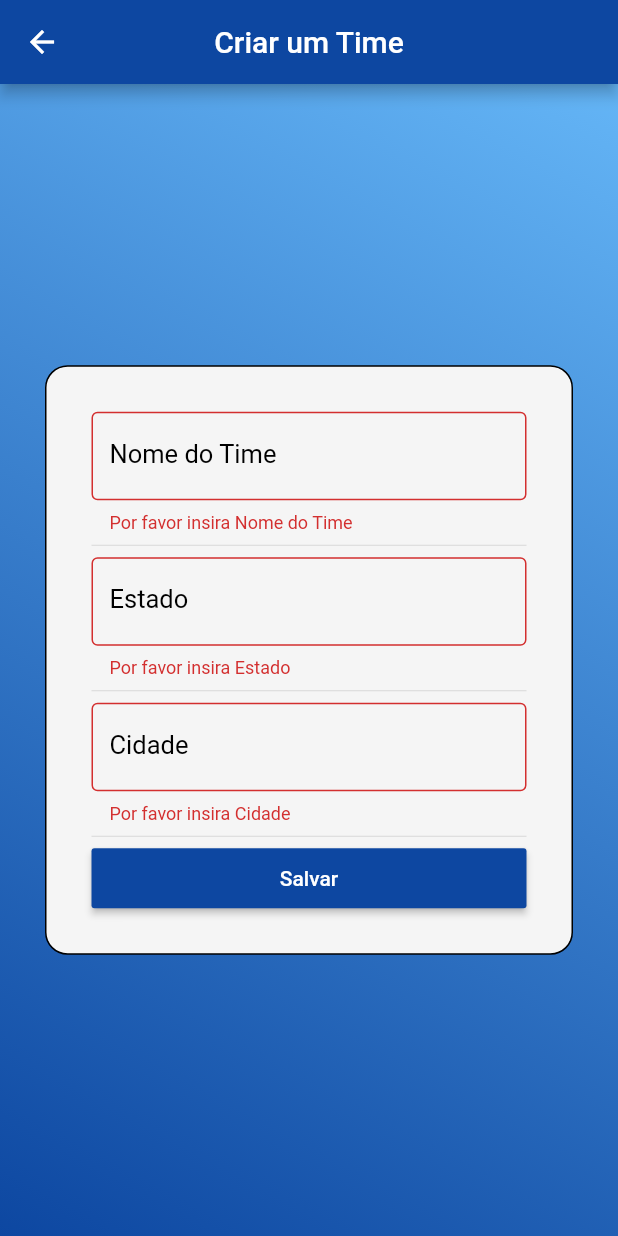
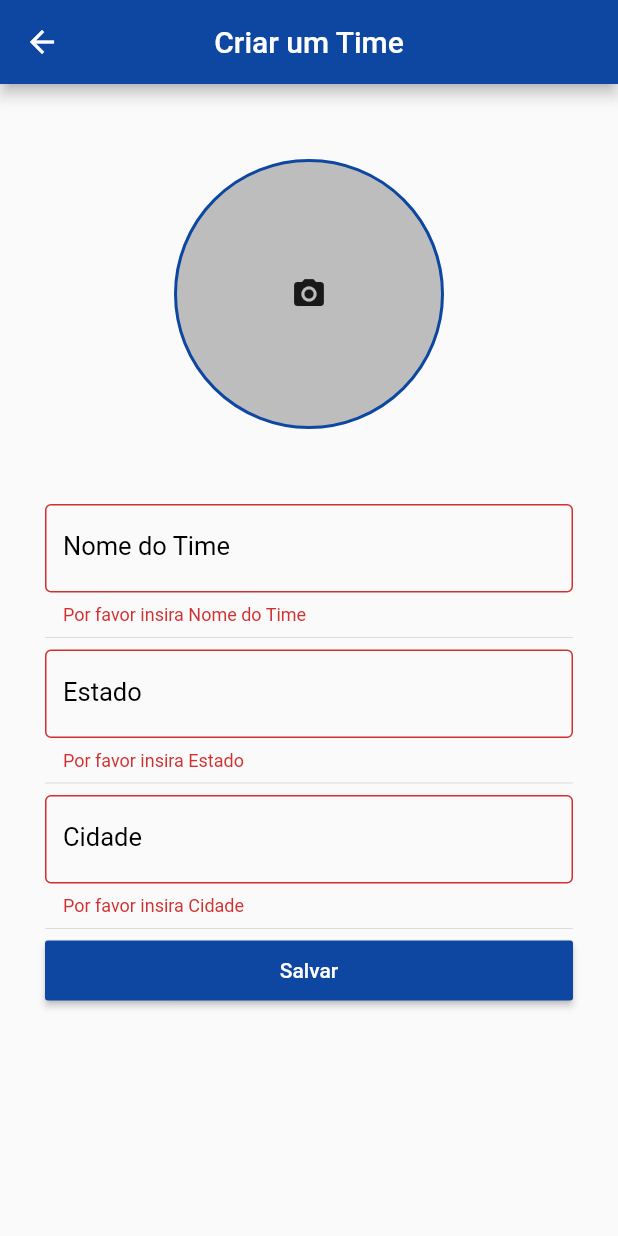
Before and after one commit to gabrielvt27/lista_times_flutter, a Flutter app: the screen it shows after launch, after a tap on the "add" icon, after a tap on "Salvar", on a phone screen of 412 x 824 dp. Run offline on Flutter 3.47's test engine with Material 2 defaults, Android fonts, the phone set to English and light mode, and no system bars; our stand-ins replace image_picker.

Commit message:
Adicionado image picker

```diff
--- a/lib/model/time.dart
+++ b/lib/model/time.dart
@@ -5,28 +5,40 @@ import 'package:path_provider/path_provider.dart';
 
 class Equipes{
   List<Time> _equipes = [];
+  int _iterator = 1;
+
+  Equipes(){
+    carregaEquipes();
+  }
 
   Future carregaEquipes() async{
+
+    if(this._equipes.length == 0){
+      try{
         print("######################################################\n");
         print("  + Carregando Equipes...");
-
-    try{
         final directory = await getApplicationDocumentsDirectory();
         final file = File("${directory.path}/equipes.json");
         final aux = await file.readAsString();
         final parsed = json.decode(aux).cast<Map<String,dynamic>>();
-      print("  + Equipes Carregadas!!!");
+        this._equipes = parsed.map<Time>((json)=>Time.fromJson(json)).toList();
+        print("  + ${this._equipes.length} Equipes Carregadas!!!");
         print("  ${parsed}");
-      return this._equipes = parsed.map<Time>((json)=>Time.fromJson(json)).toList();
+        this._iterator = this._equipes[this._equipes.length - 1].id + 1;
+        return this._equipes;
 
       }catch(e){
         return null;
       }
+    }else{
+      return this._equipes;
+    }
+
   }
 
   void addTime(Time time) async{
     this._equipes.add(time);
-
+    this._iterator++;
     String data = json.encode(this._equipes);
 
     final directory = await getApplicationDocumentsDirectory();
@@ -54,6 +66,10 @@ class Equipes{
   List<Time> get getEquipes{
     return this._equipes;
   }
+
+  int get getIterator{
+    return this._iterator;
+  }
 }
 
 class Time{
@@ -61,8 +77,9 @@ class Time{
   final String nome;
   final String cidade;
   final String estado;
+  final String icone;
 
-  Time({this.id, this.nome, this.cidade, this.estado});
+  Time({this.id, this.nome, this.cidade, this.estado, this.icone});
 
   factory Time.fromJson(Map<String, dynamic> json){
     return Time(
@@ -70,6 +87,7 @@ class Time{
       nome: json["nome"],
       cidade: json["cidade"],
       estado: json["estado"],
+      icone: json["icone"],
     );
   }
 
@@ -78,5 +96,6 @@ class Time{
     "nome": nome,
     "cidade": cidade,
     "estado": estado,
+    "icone": icone,
   };
 }
--- a/lib/screens/cria_time.dart
+++ b/lib/screens/cria_time.dart
@@ -1,4 +1,7 @@
+import 'dart:io';
+
 import 'package:flutter/material.dart';
+import 'package:image_picker/image_picker.dart';
 import 'package:lista_times/model/time.dart';
 class CriaTime extends StatefulWidget {
   final PageController controller;
@@ -12,6 +15,8 @@ class CriaTime extends StatefulWidget {
 }
 
 class _CriaTimeState extends State<CriaTime> {
+  String _path;
+  final picker = ImagePicker();
 
   final _nometime    = TextEditingController();
   final _estadotime  = TextEditingController();
@@ -35,63 +40,83 @@ class _CriaTimeState extends State<CriaTime> {
         }),
         centerTitle: true,
       ),
-        body: Stack(
-          children: [
-            Container(
-              padding: EdgeInsets.all(5.0),
-              decoration: BoxDecoration(
-                gradient: LinearGradient(
-                  colors: [
-                    Colors.blue[300],
-                    Colors.blue[900],
-                  ],
-                  begin: Alignment.topRight,
-                  end: Alignment.bottomLeft
-                )
-              )
-            ),
-            GestureDetector(
-              onTap: (){
-                FocusScope.of(context).requestFocus(new FocusNode());
-              },
-              child: Center(
-                child: SingleChildScrollView(
+      body: Builder(
+        builder: (context) =>
+          SingleChildScrollView(
+          child:Padding(
+            padding: const EdgeInsets.all(30.0),
             child: Form(
               key: _formKey,
-                    child: Padding(
-                      padding: const EdgeInsets.all(30.0),
-                      child: Container(
-                        decoration: BoxDecoration(color: Colors.grey[100],borderRadius: BorderRadius.circular(15),border: Border.all(width: 1,color: Colors.black)),
-                        child: Padding(
-                          padding: const EdgeInsets.all(30.0),
               child: Column(
                 crossAxisAlignment: CrossAxisAlignment.start,
                 children: <Widget>[
+                  Padding(
+                    padding: const EdgeInsets.fromLTRB(0, 20, 0, 50),
+                    child: Row(
+                      mainAxisAlignment: MainAxisAlignment.center,
+                      children: [
+                        GestureDetector(
+                          onTap: (){
+                            getImage();
+                          },
+                          child: _path != null
+                          ? Container(
+                            width: 180,
+                            height: 180,
+                            decoration: BoxDecoration(
+                              shape: BoxShape.circle,
+                              image: DecorationImage(
+                                image: FileImage(File(_path))
+                              ),
+                              border: Border.all(
+                                color:Colors.blue[900],
+                                width: 2
+                              )
+                            ),
+                          )
+                          : Container(
+                            width: 180,
+                            height: 180,
+                            decoration: BoxDecoration(
+                              shape: BoxShape.circle,
+                              border: Border.all(
+                                color:Colors.blue[900],
+                                width: 2
+                              ),
+                              color: Colors.grey[400]
+                            ),
+                            child: Icon(
+                              Icons.camera_alt
+                            ),
+                          )
+                        ),
+                      ],
+                    ),
+                  ),
                   construirInput("Nome do Time", _nometime),
                   Divider(),
                   construirInput("Estado", _estadotime),
                   Divider(),
                   construirInput("Cidade", _cidadetime),
                   Divider(),
-                              SizedBox(
+                  GestureDetector(
+                    child: SizedBox(
                       width: double.infinity,
                       height: 40,
                       child: RaisedButton(
                         color: Colors.blue[900],
                         child: Text("Salvar",style: TextStyle(color: Colors.white),),
-                                  onPressed: () => _addTime(equipes),
+                        onPressed: () => {
+                          _addTime(equipes, context)
+                        }
+                      ),
                     ),
                   )
                 ],
               ),
             ),
+          )
         ),
-                    ),
-                  ),
-                ),
-              ),
-            )
-          ],
       )
     );
   }
@@ -101,7 +126,7 @@ class _CriaTimeState extends State<CriaTime> {
       controller: controller,
       decoration: InputDecoration(
         enabledBorder: const OutlineInputBorder(
-          borderSide: const BorderSide(color: Colors.black, width: 1.0),
+          borderSide: const BorderSide(color: Colors.grey, width: 1.0),
         ),
         border: OutlineInputBorder(),
         focusedBorder:OutlineInputBorder(
@@ -120,15 +145,16 @@ class _CriaTimeState extends State<CriaTime> {
   }
 
 
-  void _addTime(Equipes equipes){
-    if (_formKey.currentState.validate()) {
+  void _addTime(Equipes equipes, BuildContext context){
+    if (_formKey.currentState.validate() && _path != null) {
       setState(() {
 
         Time novoTime = Time(
-          id: equipes.getEquipes.length + 1,
-          nome:_nometime.text,
-          estado:_estadotime.text,
-          cidade:_cidadetime.text
+          id    : equipes.getIterator,
+          nome  : _nometime.text,
+          estado: _estadotime.text,
+          cidade: _cidadetime.text,
+          icone : _path
         );
 
         equipes.addTime(novoTime);
@@ -136,9 +162,41 @@ class _CriaTimeState extends State<CriaTime> {
         _nometime.text = "";
         _estadotime.text = "";
         _cidadetime.text = "";
+        _path = null;
 
+      });
+
+      Scaffold.of(context).showSnackBar(
+        SnackBar(
+          action: SnackBarAction(
+              label: 'Fechar',
+              onPressed: (){}
+          ),
+          content: Text("Equipe salva com sucesso!"),
+        )
+      );
+    }else if(_path == null && _formKey.currentState.validate()){
+      Scaffold.of(context).showSnackBar(
+        SnackBar(
+          action: SnackBarAction(
+              label: 'Fechar',
+              onPressed: (){}
+          ),
+          content: Text("É necessário inserir uma imagem para o Time"),
+        )
+      );
+    }
+
+  }
+
+  Future getImage() async {
+    final pickedFile = await picker.getImage(source: ImageSource.gallery);
+    setState(() {
+      if (pickedFile != null) {
+        _path = pickedFile.path;
+      } else {
+        print('No image selected.');
+      }
     });
   }
 }
-
-}
--- a/pubspec.yaml
+++ b/pubspec.yaml
@@ -29,6 +29,7 @@ dependencies:
   # Use with the CupertinoIcons class for iOS style icons.
   cupertino_icons: ^0.1.3
   path_provider: ^1.6.24
+  image_picker: ^0.6.7+17
 
 dev_dependencies:
   flutter_test:
```
Also changed, not shown: lib/screens/lista_times.dart (+31 -5 lines), pubspec.lock. Lines whose indentation alone changed are shown as unchanged.
